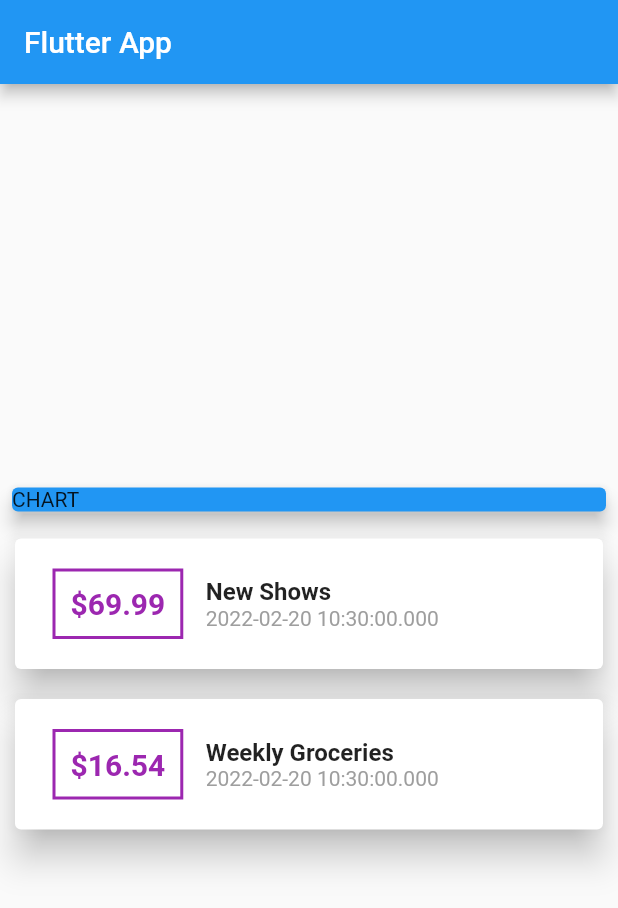
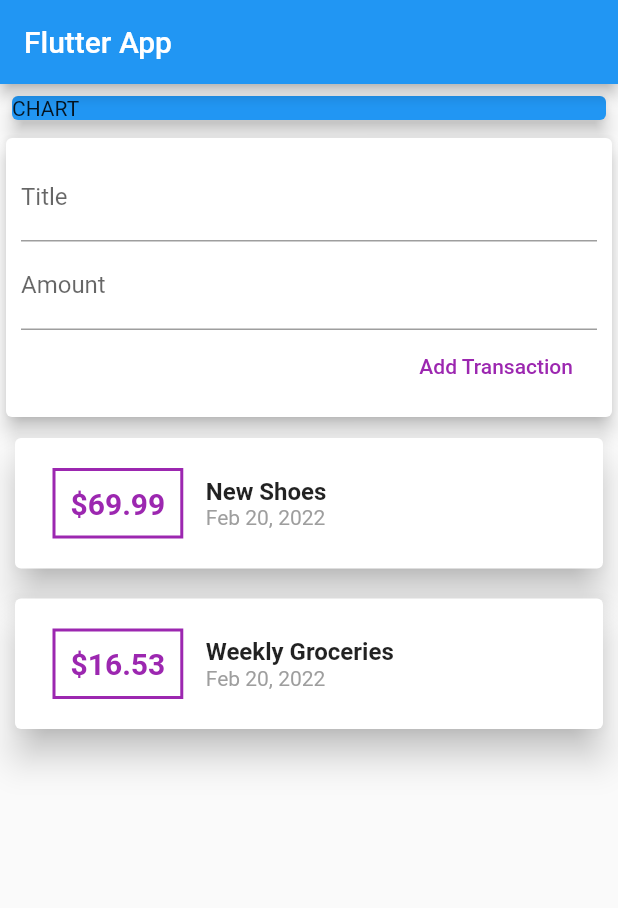
Before and after one commit to mitsuba19930328/flutter_real_app, a Flutter app: the screen it shows after launch, on a phone screen of 412 x 824 dp. Shown: the top 908 px of the screen. Run offline on Flutter 3.47's test engine with Material 2 defaults, Android fonts, the phone set to English and light mode, and no system bars.

Commit message:
[ADD]簡単な追加などできるようになった

```diff
--- /dev/null
+++ b/lib/Widgets/new_transaction.dart
@@ -0,0 +1,44 @@
+import 'package:flutter/material.dart';
+
+class NewTransaction extends StatelessWidget {
+  // const NewTransaction({Key? key}) : super(key: key);
+  final Function addTx;
+  final titleController = TextEditingController();
+  final amountController = TextEditingController();
+
+  NewTransaction(this.addTx);
+
+  @override
+  Widget build(BuildContext context) {
+    return Card(
+      elevation: 5,
+      child: Container(
+        padding: EdgeInsets.all(10),
+        child: Column(
+          crossAxisAlignment: CrossAxisAlignment.end,
+          children: [
+            TextField(
+              decoration: InputDecoration(labelText: 'Title'),
+              controller: titleController,
+            ),
+            TextField(
+              decoration: InputDecoration(labelText: 'Amount'),
+              controller: amountController,
+              // onChanged: (val) => amountInput = val,
+            ),
+            FlatButton(
+              textColor: Colors.purple,
+              child: Text('Add Transaction'),
+              onPressed: () {
+                addTx(
+                  titleController.text,
+                  double.parse(amountController.text),
+                );
+              },
+            )
+          ],
+        ),
+      ),
+    );
+  }
+}
--- /dev/null
+++ b/lib/Widgets/transaction_list.dart
@@ -0,0 +1,67 @@
+import 'package:flutter/material.dart';
+import './../models/transaction.dart';
+import 'package:intl/intl.dart';
+
+class TransactionList extends StatelessWidget {
+  final List<Transaction> transactions;
+
+  TransactionList(this.transactions);
+
+  @override
+  Widget build(BuildContext context) {
+    return Column(
+      children: transactions.map(
+        (tx) {
+          return Card(
+            margin: const EdgeInsets.all(10.0),
+            elevation: 10,
+            child: Container(
+              margin: const EdgeInsets.all(10.0),
+              child: Row(
+                children: [
+                  Container(
+                    margin: EdgeInsets.symmetric(
+                      vertical: 10,
+                      horizontal: 15,
+                    ),
+                    decoration: BoxDecoration(
+                      border: Border.all(
+                        color: Colors.purple,
+                        width: 2,
+                      ),
+                    ),
+                    padding: EdgeInsets.all(10),
+                    child: Text(
+                      '\$${tx.amount.toString()}',
+                      style: TextStyle(
+                        fontWeight: FontWeight.bold,
+                        fontSize: 20,
+                        color: Colors.purple,
+                      ),
+                    ),
+                  ),
+                  Column(
+                    crossAxisAlignment: CrossAxisAlignment.start,
+                    children: [
+                      Text(
+                        tx.title,
+                        style: TextStyle(
+                          fontSize: 16,
+                          fontWeight: FontWeight.bold,
+                        ),
+                      ),
+                      Text(
+                        DateFormat.yMMMd().format(tx.date),
+                        style: TextStyle(color: Colors.grey),
+                      ),
+                    ],
+                  ),
+                ],
+              ),
+            ),
+          );
+        },
+      ).toList(),
+    );
+  }
+}
--- /dev/null
+++ b/lib/Widgets/user_transactions.dart
@@ -0,0 +1,49 @@
+import 'package:flutter/material.dart';
+import 'package:flutter_real_app/Widgets/transaction_list.dart';
+import 'package:flutter_real_app/Widgets/new_transaction.dart';
+import '../models/transaction.dart';
+
+class UserTransactions extends StatefulWidget {
+  @override
+  _UserTransactionsState createState() => _UserTransactionsState();
+}
+
+class _UserTransactionsState extends State<UserTransactions> {
+  final List<Transaction> _userTransactions = [
+    Transaction(
+      id: 't1',
+      title: 'New Shoes',
+      amount: 69.99,
+      date: DateTime.now(),
+    ),
+    Transaction(
+      id: 't2',
+      title: 'Weekly Groceries',
+      amount: 16.53,
+      date: DateTime.now(),
+    ),
+  ];
+
+  void _addNewTransaction(String txTitle, double txAmount) {
+    final newTx = Transaction(
+        title: txTitle,
+        amount: txAmount,
+        date: DateTime.now(),
+        id: DateTime.now().toString());
+    setState(() {
+      _userTransactions.add(newTx);
+    });
+  }
+
+  @override
+  Widget build(BuildContext context) {
+    return Column(
+      children: [
+        NewTransaction(
+          _addNewTransaction,
+        ),
+        TransactionList(_userTransactions),
+      ],
+    );
+  }
+}
--- a/lib/main.dart
+++ b/lib/main.dart
@@ -1,5 +1,6 @@
 import 'package:flutter/material.dart';
-import './transaction.dart';
+import 'package:flutter_real_app/Widgets/user_transactions.dart';
+import './Widgets/user_transactions.dart';
 
 void main() => runApp(MyApp());
 
@@ -14,20 +15,6 @@ class MyApp extends StatelessWidget {
 }
 
 class MyHomePage extends StatelessWidget {
-  final List<Transaction> transactions = [
-    Transaction(
-      id: 't1',
-      title: 'New Shows',
-      amount: 69.99,
-      date: DateTime.now(),
-    ),
-    Transaction(
-      id: 't2',
-      title: 'Weekly Groceries',
-      amount: 16.54,
-      date: DateTime.now(),
-    )
-  ];
 
   @override
   Widget build(BuildContext context) {
@@ -36,8 +23,8 @@ class MyHomePage extends StatelessWidget {
         title: Text('Flutter App'),
       ),
       body: Column(
-        mainAxisAlignment: MainAxisAlignment.center,
-        crossAxisAlignment: CrossAxisAlignment.center,
+        mainAxisAlignment: MainAxisAlignment.start,
+        crossAxisAlignment: CrossAxisAlignment.stretch,
         children: [
           Container(
             width: double.infinity,
@@ -48,48 +35,7 @@ class MyHomePage extends StatelessWidget {
               elevation: 5,
             ),
           ),
-          Column(
-              children: transactions.map((tx) {
-            return Card(
-              margin: const EdgeInsets.all(10.0),
-              elevation: 10,
-              child: Container(
-                margin: const EdgeInsets.all(10.0),
-                child: Row(
-                  children: [
-                    Container(
-                      margin: EdgeInsets.symmetric(
-                        vertical: 10,
-                        horizontal: 15,
-                      ),
-                      decoration: BoxDecoration(
-                        border: Border.all(
-                          color: Colors.purple,
-                          width: 2,
-                        ),
-                      ),
-                      padding: EdgeInsets.all(10),
-                      child: Text(
-                        '\$${tx.amount.toString()}',
-                        style: TextStyle(
-                          fontWeight: FontWeight.bold,
-                          fontSize: 20,
-                          color: Colors.purple,
-                        ),
-                      ),
-                    ),
-                    Column(
-                      crossAxisAlignment: CrossAxisAlignment.start,
-                      children: [
-                        Text(tx.title, style: TextStyle(fontSize: 16, fontWeight: FontWeight.bold,),),
-                        Text(tx.date.toString(), style: TextStyle(color: Colors.grey),),
-                      ],
-                    ),
-                  ],
-                ),
-              ),
-            );
-          }).toList()),
+          UserTransactions(),
         ],
       ),
     );
--- a/pubspec.yaml
+++ b/pubspec.yaml
@@ -29,12 +29,11 @@ environment:
 dependencies:
   flutter:
     sdk: flutter
-
+  intl: ^0.17.0
 
   # The following adds the Cupertino Icons font to your application.
   # Use with the CupertinoIcons class for iOS style icons.
   cupertino_icons: ^1.0.2
-  intl: ^0.17.0
 
 dev_dependencies:
   flutter_test:
```
Also changed, not shown: lib/models/transaction.dart (renamed from lib/transaction.dart).
